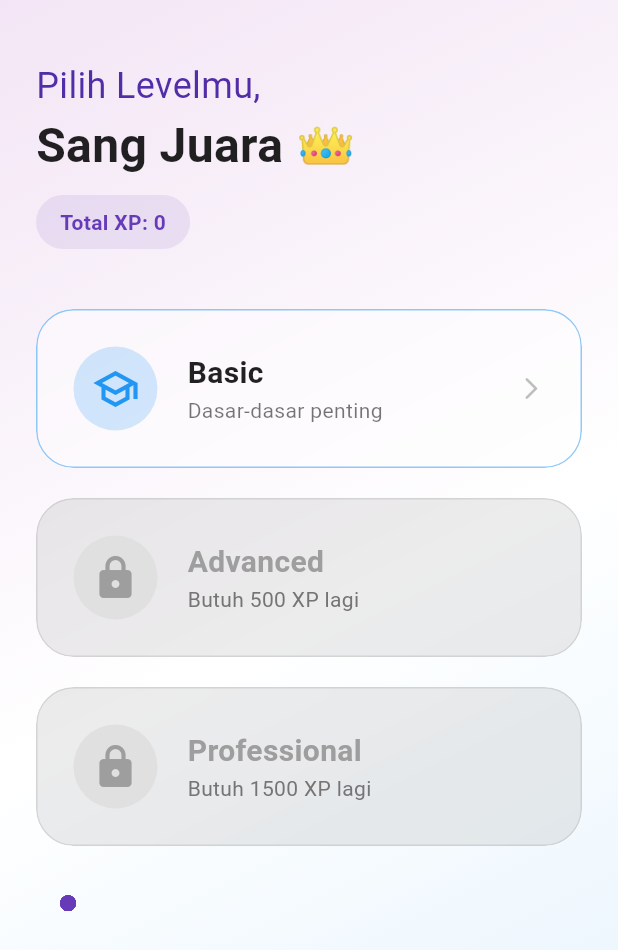
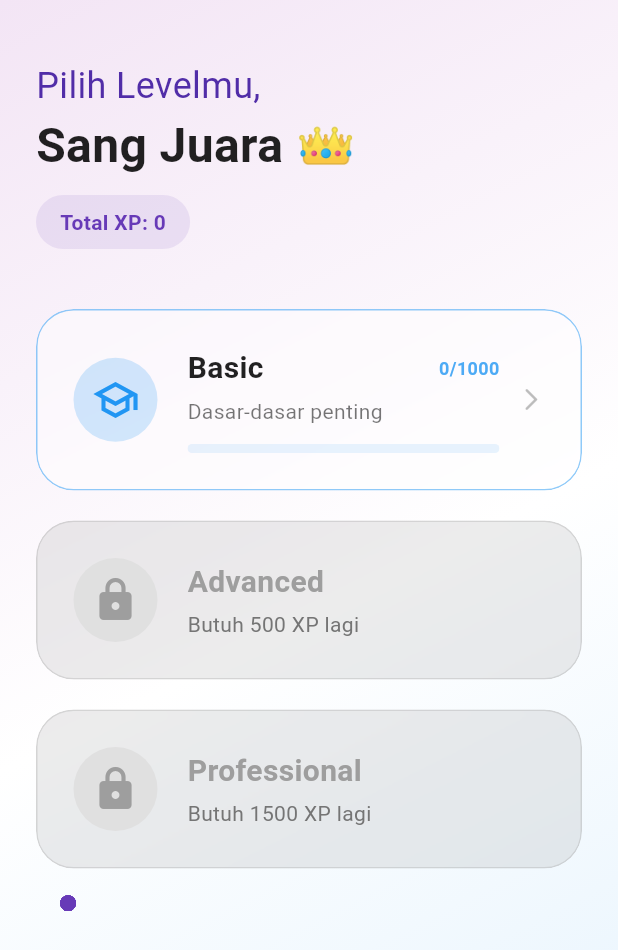
Before and after one commit to Gansputra/FluentId, a Flutter app: the screen it shows after launch, on a phone screen of 412 x 824 dp. Shown: the top 950 px of the screen. Run offline on Flutter 3.47's test engine with Material 3 defaults, Android fonts, the light colour scheme and no system bars; our stand-ins replace confetti, flutter_tts.

Commit message:
menambah indikator progress 0/1000 vocabBasic

```diff
--- a/lib/screens/level_selection_screen.dart
+++ b/lib/screens/level_selection_screen.dart
@@ -66,6 +66,7 @@ class _LevelSelectionScreenState extends State<LevelSelectionScreen> {
                   color: Colors.blue,
                   fileName: "vocabBasic.json",
                   isLocked: false,
+                  progress: "0/1000",
                 ),
                 _buildLevelCard(
                   title: "Advanced",
@@ -75,6 +76,7 @@ class _LevelSelectionScreenState extends State<LevelSelectionScreen> {
                   fileName: "vocabAdvanced.json",
                   isLocked: _userScore < _scoreToUnlockAdvanced,
                   lockInfo: "Butuh ${_scoreToUnlockAdvanced - _userScore} XP lagi",
+                  progress: "0/500",
                 ),
                 _buildLevelCard(
                   title: "Professional",
@@ -84,6 +86,7 @@ class _LevelSelectionScreenState extends State<LevelSelectionScreen> {
                   fileName: "vocabProfessional.json",
                   isLocked: _userScore < _scoreToUnlockProfessional,
                   lockInfo: "Butuh ${_scoreToUnlockProfessional - _userScore} XP lagi",
+                  progress: "0/200",
                 ),
               ],
             ),
@@ -101,6 +104,7 @@ class _LevelSelectionScreenState extends State<LevelSelectionScreen> {
     required String fileName,
     required bool isLocked,
     String? lockInfo,
+    required String progress,
   }) {
     return Padding(
       padding: const EdgeInsets.only(bottom: 20.0),
@@ -153,6 +157,9 @@ class _LevelSelectionScreenState extends State<LevelSelectionScreen> {
                     child: Column(
                       crossAxisAlignment: CrossAxisAlignment.start,
                       children: [
+                        Row(
+                          mainAxisAlignment: MainAxisAlignment.spaceBetween,
+                          children: [
                             Text(
                               title,
                               style: TextStyle(
@@ -161,6 +168,18 @@ class _LevelSelectionScreenState extends State<LevelSelectionScreen> {
                                 color: isLocked ? Colors.grey : Colors.black87,
                               ),
                             ),
+                            if (!isLocked)
+                              Text(
+                                progress,
+                                style: TextStyle(
+                                  fontSize: 12,
+                                  fontWeight: FontWeight.bold,
+                                  color: color.withOpacity(0.8),
+                                ),
+                              ),
+                          ],
+                        ),
+                        const SizedBox(height: 4),
                         Text(
                           isLocked ? (lockInfo ?? "Terkunci") : subtitle,
                           style: TextStyle(
@@ -168,11 +187,25 @@ class _LevelSelectionScreenState extends State<LevelSelectionScreen> {
                             color: isLocked ? Colors.grey.shade600 : Colors.black54,
                           ),
                         ),
+                        if (!isLocked) ...[
+                          const SizedBox(height: 12),
+                          ClipRRect(
+                            borderRadius: BorderRadius.circular(10),
+                            child: LinearProgressIndicator(
+                              value: 0, // Placeholder for actual progress
+                              backgroundColor: color.withOpacity(0.1),
+                              valueColor: AlwaysStoppedAnimation<Color>(color),
+                              minHeight: 6,
+                            ),
+                          ),
+                        ],
                       ],
                     ),
                   ),
-                  if (!isLocked)
+                  if (!isLocked) ...[
+                    const SizedBox(width: 12),
                     const Icon(Icons.arrow_forward_ios_rounded, color: Colors.black26, size: 18),
+                  ],
                 ],
               ),
             ),
```
Lines whose indentation alone changed are shown as unchanged.
